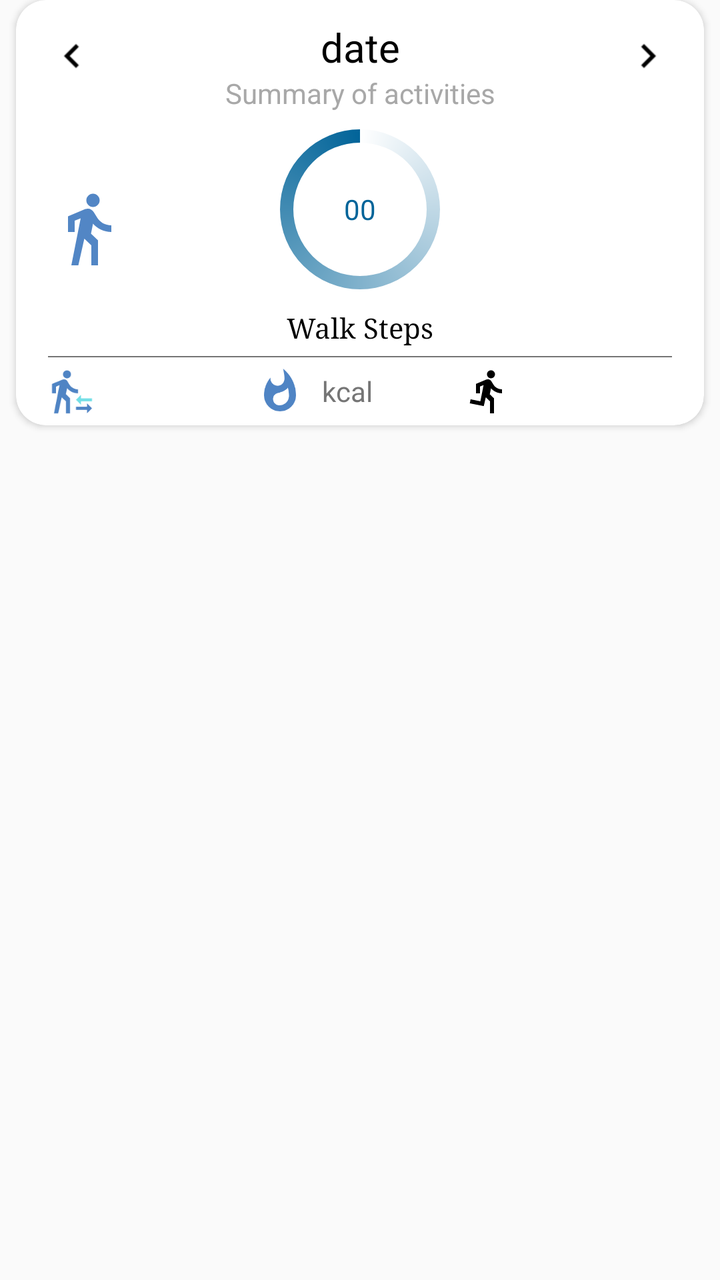
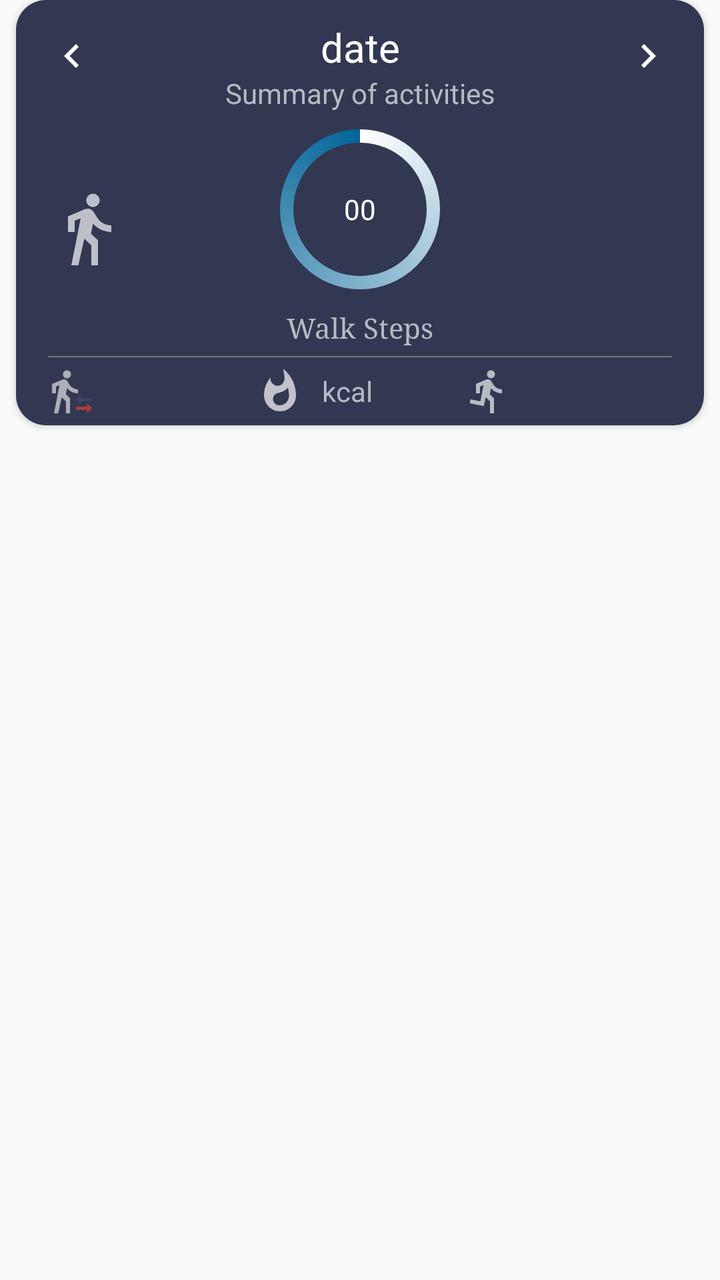

The first picture is an Android layout as it rendered before a commit; the second is the same layout after the commit. The layout source and the unified diff follow.
<!-- AndroidManifest.xml: application theme AppTheme -->
<!-- res/layout/card_activity_summary.xml -->
<?xml version="1.0" encoding="utf-8"?>
<LinearLayout xmlns:android="http://schemas.android.com/apk/res/android"
    android:layout_width="match_parent"
    android:layout_height="wrap_content"
    android:orientation="vertical">


    <androidx.cardview.widget.CardView xmlns:card_view="http://schemas.android.com/apk/res-auto"
        android:id="@+id/card_view"
        android:layout_width="match_parent"
        android:layout_height="wrap_content"
        android:layout_gravity="center"
        android:layout_marginLeft="8dp"
        android:layout_marginRight="8dp"
        android:layout_marginBottom="8dp"
        card_view:cardCornerRadius="15dp">

        <LinearLayout
            android:layout_width="match_parent"
            android:layout_height="match_parent"
            android:orientation="vertical">

            <LinearLayout
                android:layout_width="match_parent"
                android:layout_height="match_parent"
                android:layout_marginLeft="16dp"
                android:layout_marginRight="16dp"
                android:orientation="horizontal">

                <ImageButton
                    android:id="@+id/prev_btn"
                    style="@style/SimpleImageButton"
                    android:layout_width="wrap_content"
                    android:layout_height="match_parent"
                    android:src="@drawable/ic_chevron_left_black_24dp" />

                <RelativeLayout
                    android:layout_width="0dp"
                    android:layout_height="wrap_content"
                    android:layout_weight="1.00">

                    <TextView
                        android:id="@+id/period"
                        style="@style/CardViewPrimaryTitle"
                        android:text="date"
                        android:textAlignment="center"
                        android:layout_width="match_parent"
                        android:background="?selectableItemBackgroundBorderless"
                        android:clickable="true" />

                    <TextView
                        android:id="@+id/periodSubtitle"
                        style="@style/CardViewSubTitle"
                        android:textAlignment="center"
                        android:layout_width="match_parent"
                        android:layout_height="wrap_content"
                        android:layout_below="@id/period"
                        android:text="@string/activity_summary_subtitle" />

                </RelativeLayout>

                <ImageButton
                    android:id="@+id/next_btn"
                    style="@style/SimpleImageButton"
                    android:layout_width="wrap_content"
                    android:layout_height="match_parent"
                    android:layout_gravity="center_vertical"
                    android:src="@drawable/ic_chevron_right_black_24dp" />

                <ImageButton
                    android:id="@+id/periodMoreButton"
                    style="@style/SimpleImageButton"
                    android:visibility="gone"
                    android:layout_gravity="center_vertical"
                    android:src="@drawable/ic_more_vert_black_24dp" />
            </LinearLayout>

            <LinearLayout
                android:layout_height="match_parent"
                android:orientation="vertical"
                android:layout_marginLeft="@dimen/text_16"
                android:layout_marginRight="@dimen/text_16"
                android:layout_width="match_parent">

                <RelativeLayout
                    android:layout_width="match_parent"
                    android:layout_height="match_parent">

                    <TextView
                        android:id="@+id/stepCount"
                        android:layout_width="wrap_content"
                        android:layout_height="wrap_content"
                        android:layout_alignParentStart="true"
                        android:layout_alignParentLeft="true"
                        android:layout_alignParentTop="true"
                        android:textAppearance="?android:attr/textAppearanceLarge"
                        android:textColor="@color/darkgrey"
                        android:textSize="40sp"
                        android:visibility="gone" />

                    <TextView
                        android:id="@+id/stepTitle"
                        android:layout_width="wrap_content"
                        android:layout_height="wrap_content"
                        android:layout_alignParentTop="true"
                        android:layout_marginTop="9dp"
                        android:layout_toEndOf="@+id/stepCount"
                        android:layout_toRightOf="@+id/stepCount"
                        android:text="@string/steps"
                        android:textColor="@color/darkgrey"
                        android:visibility="gone" />

                    <LinearLayout
                        android:layout_width="match_parent"
                        android:layout_height="wrap_content"
                        >


                        <RelativeLayout
                            android:id="@+id/rell1"
                            android:layout_width="match_parent"
                            android:layout_height="wrap_content"
                            android:layout_marginTop="-20dp">

                            <ProgressBar
                                android:id="@+id/progressBar"
                                style="?android:attr/progressBarStyleHorizontal"
                                android:layout_width="100dp"
                                android:layout_height="100dp"
                                android:layout_centerInParent="true"
                                android:layout_marginBottom="10dp"
                                android:indeterminate="false"
                                android:progress="0"
                                android:progressDrawable="@drawable/custom_progressbar_drawable" />


                            <TextView
                                android:id="@+id/txtProgress"
                                android:layout_width="70dp"
                                android:layout_height="wrap_content"
                                android:layout_alignBottom="@+id/progressBar"
                                android:layout_centerHorizontal="true"
                                android:layout_centerVertical="true"
                                android:gravity="center"
                                android:singleLine="true"
                                android:text="00"
                                android:textAppearance="?android:attr/textAppearanceSmall"
                                android:textColor="@color/dot_dark_screen" />


                            <TextView
                                android:layout_width="wrap_content"
                                android:layout_height="wrap_content"
                                android:layout_below="@+id/progressBar"
                                android:layout_centerHorizontal="true"
                                android:layout_marginTop="8dp"
                                android:text="Walk Steps"
                                android:textColor="@color/black"
                                android:typeface="serif" />

                        </RelativeLayout>



                    </LinearLayout>

                    <ImageView
                        android:id="@+id/stepIcon"
                        android:layout_width="40dp"
                        android:layout_height="40dp"
                        android:layout_alignTop="@+id/stepTitle"
                        android:layout_alignParentStart="true"
                        android:layout_centerInParent="true"
                        android:src="@drawable/ic_directions_walk_65black_30dp" />
                </RelativeLayout>


                <LinearLayout
                    android:layout_width="match_parent"
                    android:layout_height="0.5dp"
                    android:layout_marginTop="5dp"
                    android:layout_marginBottom="5dp"
                    android:background="@color/darkgrey" />

                <LinearLayout
                    android:layout_width="match_parent"
                    android:layout_height="match_parent"
                    android:layout_marginBottom="5dp"
                    android:orientation="horizontal">

                    <RelativeLayout
                        android:layout_width="match_parent"
                        android:layout_height="match_parent"
                        android:layout_weight="1">

                        <ImageView
                            android:id="@+id/distanceIcon"
                            android:layout_width="24dp"
                            android:layout_height="24dp"
                            android:layout_alignParentStart="true"
                            android:layout_alignParentLeft="true"
                            android:layout_alignParentTop="true"
                            android:src="@drawable/ic_transfer_within_a_station_65black_30px" />

                        <TextView
                            android:id="@+id/distanceCount"
                            android:layout_width="wrap_content"
                            android:layout_height="wrap_content"
                            android:layout_centerVertical="true"
                            android:layout_marginStart="8dp"
                            android:layout_marginLeft="8dp"
                            android:layout_toEndOf="@+id/distanceIcon"
                            android:layout_toRightOf="@+id/distanceIcon"
                            android:textColor="@color/darkgrey" />

                        <TextView
                            android:id="@+id/distanceTitle"
                            android:layout_width="wrap_content"
                            android:layout_height="wrap_content"
                            android:layout_alignTop="@+id/distanceCount"
                            android:layout_marginStart="1sp"
                            android:layout_marginLeft="1sp"
                            android:layout_toEndOf="@+id/distanceCount"
                            android:layout_toRightOf="@+id/distanceCount"
                            android:textColor="@color/darkgrey" />
                    </RelativeLayout>

                    <RelativeLayout
                        android:layout_width="match_parent"
                        android:layout_height="match_parent"
                        android:layout_weight="1">

                        <ImageView
                            android:id="@+id/calorieIcon"
                            android:layout_width="24dp"
                            android:layout_height="24dp"
                            android:layout_alignParentStart="true"
                            android:layout_alignParentLeft="true"
                            android:layout_alignParentTop="true"
                            android:src="@drawable/ic_fire_65black_40dp" />

                        <TextView
                            android:id="@+id/calorieCount"
                            android:layout_width="wrap_content"
                            android:layout_height="wrap_content"
                            android:layout_centerVertical="true"
                            android:layout_marginStart="8dp"
                            android:layout_marginLeft="8dp"
                            android:layout_toEndOf="@+id/calorieIcon"
                            android:layout_toRightOf="@+id/calorieIcon"
                            android:textColor="@color/darkgrey" />

                        <TextView
                            android:id="@+id/calorieTitle"
                            android:layout_width="wrap_content"
                            android:layout_height="wrap_content"
                            android:layout_alignTop="@+id/calorieCount"
                            android:layout_marginStart="1sp"
                            android:layout_marginLeft="1sp"
                            android:layout_toEndOf="@+id/calorieCount"
                            android:layout_toRightOf="@+id/calorieCount"
                            android:text="@string/summary_card_kilocalories"
                            android:textColor="@color/darkgrey" />
                    </RelativeLayout>

                    <RelativeLayout
                        android:id="@+id/speedContainer"
                        android:layout_width="match_parent"
                        android:layout_height="match_parent"
                        android:layout_weight="1">

                        <ImageView
                            android:id="@+id/speedIcon"
                            android:layout_width="24dp"
                            android:layout_height="24dp"
                            android:layout_alignParentStart="true"
                            android:layout_alignParentLeft="true"
                            android:layout_alignParentTop="true"
                            android:src="@drawable/ic_directions_run" />

                        <TextView
                            android:id="@+id/speed"
                            android:layout_width="wrap_content"
                            android:layout_height="wrap_content"
                            android:layout_centerVertical="true"
                            android:layout_marginStart="8dp"
                            android:layout_marginLeft="8dp"
                            android:layout_toEndOf="@+id/speedIcon"
                            android:layout_toRightOf="@+id/speedIcon"
                            android:textColor="@color/darkgrey" />


                    </RelativeLayout>
                </LinearLayout>
            </LinearLayout>
        </LinearLayout>
    </androidx.cardview.widget.CardView>



</LinearLayout>
<!-- resources referenced by this layout -->
<resources>
  <dimen name="text_16">16sp</dimen>
  <!-- drawable ic_chevron_left_black_24dp: png bitmap (drawable-xhdpi, 279 bytes) -->
  <!-- drawable ic_chevron_right_black_24dp: png bitmap (drawable-xhdpi, 242 bytes) -->
  <!-- drawable ic_directions_run (drawable) -->
  <vector xmlns:android="http://schemas.android.com/apk/res/android"
      android:width="24dp"
      android:height="24dp"
  
      android:viewportWidth="24.0"
      android:viewportHeight="24.0">
      <path
          android:fillColor="@color/black"
          android:pathData="M13.49,5.48c1.1,0 2,-0.9 2,-2s-0.9,-2 -2,-2 -2,0.9 -2,2 0.9,2 2,2zM9.89,19.38l1,-4.4 2.1,2v6h2v-7.5l-2.1,-2 0.6,-3c1.3,1.5 3.3,2.5 5.5,2.5v-2c-1.9,0 -3.5,-1 -4.3,-2.4l-1,-1.6c-0.4,-0.6 -1,-1 -1.7,-1 -0.3,0 -0.5,0.1 -0.8,0.1l-5.2,2.2v4.7h2v-3.4l1.8,-0.7 -1.6,8.1 -4.9,-1 -0.4,2 7,1.4z" />
  </vector>
  <!-- drawable ic_directions_walk_65black_30dp (drawable) -->
  <vector xmlns:android="http://schemas.android.com/apk/res/android"
      android:width="30dp"
      android:height="30dp"
      android:alpha="0.69"
      android:viewportWidth="24.0"
      android:viewportHeight="24.0">
      <path
          android:fillColor="@color/colorPrimaryDark"
          android:pathData="M13.5,5.5c1.1,0 2,-0.9 2,-2s-0.9,-2 -2,-2 -2,0.9 -2,2 0.9,2 2,2zM9.8,8.9L7,23h2.1l1.8,-8 2.1,2v6h2v-7.5l-2.1,-2 0.6,-3C14.8,12 16.8,13 19,13v-2c-1.9,0 -3.5,-1 -4.3,-2.4l-1,-1.6c-0.4,-0.6 -1,-1 -1.7,-1 -0.3,0 -0.5,0.1 -0.8,0.1L6,8.3V13h2V9.6l1.8,-0.7" />
  </vector>
  <!-- drawable ic_fire_65black_40dp (drawable) -->
  <vector xmlns:android="http://schemas.android.com/apk/res/android"
      android:width="40dp"
      android:height="40dp"
      android:alpha="0.70"
      android:viewportWidth="24.0"
      android:viewportHeight="24.0">
      <path
          android:fillColor="@color/colorPrimaryDark"
          android:pathData="M11.71,19C9.93,19 8.5,17.59 8.5,15.86C8.5,14.24 9.53,13.1 11.3,12.74C13.07,12.38 14.9,11.53 15.92,10.16C16.31,11.45 16.5,12.81 16.5,14.2C16.5,16.84 14.36,19 11.71,19M13.5,0.67C13.5,0.67 14.24,3.32 14.24,5.47C14.24,7.53 12.89,9.2 10.83,9.2C8.76,9.2 7.2,7.53 7.2,5.47L7.23,5.1C5.21,7.5 4,10.61 4,14A8,8 0,0 0,12 22A8,8 0,0 0,20 14C20,8.6 17.41,3.8 13.5,0.67Z" />
  </vector>
  <!-- drawable ic_transfer_within_a_station_65black_30px (drawable) -->
  <vector xmlns:android="http://schemas.android.com/apk/res/android"
      android:width="30dp"
      android:height="30dp"
      android:alpha="0.70"
      android:viewportWidth="24.0"
      android:viewportHeight="24.0">
      <path
          android:fillColor="@color/colorPrimary"
          android:pathData="M16.49,15.5v-1.75L14,16.25l2.49,2.5V17H22v-1.5z" />
      <path
          android:fillColor="@color/colorPrimaryDark"
          android:pathData="M19.51,19.75H14v1.5h5.51V23L22,20.5 19.51,18z" />
      <path
          android:fillColor="@color/colorPrimaryDark"
          android:pathData="M9.5,5.5c1.1,0 2,-0.9 2,-2s-0.9,-2 -2,-2 -2,0.9 -2,2 0.9,2 2,2zM5.75,8.9L3,23h2.1l1.75,-8L9,17v6h2v-7.55L8.95,13.4l0.6,-3C10.85,12 12.8,13 15,13v-2c-1.85,0 -3.45,-1 -4.35,-2.45l-0.95,-1.6C9.35,6.35 8.7,6 8,6c-0.25,0 -0.5,0.05 -0.75,0.15L2,8.3V13h2V9.65l1.75,-0.75" />
  </vector>
  <color name="white">#ffffff</color>
  <color name="colorPrimaryDark">#044fab</color>
  <color name="colorPrimary">#36D1DC</color>
  <color name="colorAccent">#03DAC5</color>
  <!-- unchanged entries left out for length: 13 -->
</resources>

<!-- the commit's change to res/layout/card_activity_summary.xml (unified diff, before → after) -->
@@ -18,7 +18,8 @@
         <LinearLayout
             android:layout_width="match_parent"
             android:layout_height="match_parent"
-            android:orientation="vertical">
+            android:orientation="vertical"
+            android:background="#323752">
 
             <LinearLayout
                 android:layout_width="match_parent"
@@ -32,7 +33,7 @@
                     style="@style/SimpleImageButton"
                     android:layout_width="wrap_content"
                     android:layout_height="match_parent"
-                    android:src="@drawable/ic_chevron_left_black_24dp" />
+                    android:src="@drawable/ic_chevron_left_white_24dp" />
 
                 <RelativeLayout
                     android:layout_width="0dp"
@@ -46,7 +47,8 @@
                         android:textAlignment="center"
                         android:layout_width="match_parent"
                         android:background="?selectableItemBackgroundBorderless"
-                        android:clickable="true" />
+                        android:clickable="true"
+                        android:textColor="@color/white"/>
 
                     <TextView
                         android:id="@+id/periodSubtitle"
@@ -55,6 +57,7 @@
                         android:layout_width="match_parent"
                         android:layout_height="wrap_content"
                         android:layout_below="@id/period"
+                        android:textColor="@color/textColor"
                         android:text="@string/activity_summary_subtitle" />
 
                 </RelativeLayout>
@@ -65,7 +68,7 @@
                     android:layout_width="wrap_content"
                     android:layout_height="match_parent"
                     android:layout_gravity="center_vertical"
-                    android:src="@drawable/ic_chevron_right_black_24dp" />
+                    android:src="@drawable/ic_baseline_chevron_right_white_24" />
 
                 <ImageButton
                     android:id="@+id/periodMoreButton"
@@ -145,7 +148,7 @@
                                 android:singleLine="true"
                                 android:text="00"
                                 android:textAppearance="?android:attr/textAppearanceSmall"
-                                android:textColor="@color/dot_dark_screen" />
+                                android:textColor="@color/white" />
 
 
                             <TextView
@@ -155,7 +158,7 @@
                                 android:layout_centerHorizontal="true"
                                 android:layout_marginTop="8dp"
                                 android:text="Walk Steps"
-                                android:textColor="@color/black"
+                                android:textColor="@color/textColor"
                                 android:typeface="serif" />
 
                         </RelativeLayout>
@@ -211,7 +214,7 @@
                             android:layout_marginLeft="8dp"
                             android:layout_toEndOf="@+id/distanceIcon"
                             android:layout_toRightOf="@+id/distanceIcon"
-                            android:textColor="@color/darkgrey" />
+                            android:textColor="@color/textColor" />
 
                         <TextView
                             android:id="@+id/distanceTitle"
@@ -260,7 +263,7 @@
                             android:layout_toEndOf="@+id/calorieCount"
                             android:layout_toRightOf="@+id/calorieCount"
                             android:text="@string/summary_card_kilocalories"
-                            android:textColor="@color/darkgrey" />
+                            android:textColor="@color/textColor" />
                     </RelativeLayout>
 
                     <RelativeLayout
<!-- resource entries referenced after the edit -->
@@ -1,8 +1,19 @@
 <!-- resources referenced by this layout -->
 <resources>
+  <color name="textColor">#ffb4bcc0</color>
   <dimen name="text_16">16sp</dimen>
-  <!-- drawable ic_chevron_left_black_24dp: png bitmap (drawable-xhdpi, 279 bytes) -->
-  <!-- drawable ic_chevron_right_black_24dp: png bitmap (drawable-xhdpi, 242 bytes) -->
+  <!-- drawable ic_baseline_chevron_right_white_24 (drawable) -->
+  <vector android:height="24dp" android:tint="#FFFFFF"
+      android:viewportHeight="24" android:viewportWidth="24"
+      android:width="24dp" xmlns:android="http://schemas.android.com/apk/res/android">
+      <path android:fillColor="@android:color/white" android:pathData="M10,6L8.59,7.41 13.17,12l-4.58,4.59L10,18l6,-6z"/>
+  </vector>
+  <!-- drawable ic_chevron_left_white_24dp (drawable) -->
+  <vector android:height="24dp" android:tint="#FFFFFF"
+      android:viewportHeight="24" android:viewportWidth="24"
+      android:width="24dp" xmlns:android="http://schemas.android.com/apk/res/android">
+      <path android:fillColor="@android:color/white" android:pathData="M15.41,7.41L14,6l-6,6 6,6 1.41,-1.41L10.83,12z"/>
+  </vector>
   <!-- drawable ic_directions_run (drawable) -->
   <vector xmlns:android="http://schemas.android.com/apk/res/android"
       android:width="24dp"
@@ -11,7 +22,7 @@
       android:viewportWidth="24.0"
       android:viewportHeight="24.0">
       <path
-          android:fillColor="@color/black"
+          android:fillColor="@color/textColor"
           android:pathData="M13.49,5.48c1.1,0 2,-0.9 2,-2s-0.9,-2 -2,-2 -2,0.9 -2,2 0.9,2 2,2zM9.89,19.38l1,-4.4 2.1,2v6h2v-7.5l-2.1,-2 0.6,-3c1.3,1.5 3.3,2.5 5.5,2.5v-2c-1.9,0 -3.5,-1 -4.3,-2.4l-1,-1.6c-0.4,-0.6 -1,-1 -1.7,-1 -0.3,0 -0.5,0.1 -0.8,0.1l-5.2,2.2v4.7h2v-3.4l1.8,-0.7 -1.6,8.1 -4.9,-1 -0.4,2 7,1.4z" />
   </vector>
   <!-- drawable ic_directions_walk_65black_30dp (drawable) -->
@@ -22,7 +33,7 @@
       android:viewportWidth="24.0"
       android:viewportHeight="24.0">
       <path
-          android:fillColor="@color/colorPrimaryDark"
+          android:fillColor="@color/white"
           android:pathData="M13.5,5.5c1.1,0 2,-0.9 2,-2s-0.9,-2 -2,-2 -2,0.9 -2,2 0.9,2 2,2zM9.8,8.9L7,23h2.1l1.8,-8 2.1,2v6h2v-7.5l-2.1,-2 0.6,-3C14.8,12 16.8,13 19,13v-2c-1.9,0 -3.5,-1 -4.3,-2.4l-1,-1.6c-0.4,-0.6 -1,-1 -1.7,-1 -0.3,0 -0.5,0.1 -0.8,0.1L6,8.3V13h2V9.6l1.8,-0.7" />
   </vector>
   <!-- drawable ic_fire_65black_40dp (drawable) -->
@@ -33,7 +44,7 @@
       android:viewportWidth="24.0"
       android:viewportHeight="24.0">
       <path
-          android:fillColor="@color/colorPrimaryDark"
+          android:fillColor="@color/white"
           android:pathData="M11.71,19C9.93,19 8.5,17.59 8.5,15.86C8.5,14.24 9.53,13.1 11.3,12.74C13.07,12.38 14.9,11.53 15.92,10.16C16.31,11.45 16.5,12.81 16.5,14.2C16.5,16.84 14.36,19 11.71,19M13.5,0.67C13.5,0.67 14.24,3.32 14.24,5.47C14.24,7.53 12.89,9.2 10.83,9.2C8.76,9.2 7.2,7.53 7.2,5.47L7.23,5.1C5.21,7.5 4,10.61 4,14A8,8 0,0 0,12 22A8,8 0,0 0,20 14C20,8.6 17.41,3.8 13.5,0.67Z" />
   </vector>
   <!-- drawable ic_transfer_within_a_station_65black_30px (drawable) -->
@@ -47,16 +58,18 @@
           android:fillColor="@color/colorPrimary"
           android:pathData="M16.49,15.5v-1.75L14,16.25l2.49,2.5V17H22v-1.5z" />
       <path
-          android:fillColor="@color/colorPrimaryDark"
+          android:fillColor="@color/smoking_cost1"
           android:pathData="M19.51,19.75H14v1.5h5.51V23L22,20.5 19.51,18z" />
       <path
-          android:fillColor="@color/colorPrimaryDark"
+          android:fillColor="@color/colorgrey"
           android:pathData="M9.5,5.5c1.1,0 2,-0.9 2,-2s-0.9,-2 -2,-2 -2,0.9 -2,2 0.9,2 2,2zM5.75,8.9L3,23h2.1l1.75,-8L9,17v6h2v-7.55L8.95,13.4l0.6,-3C10.85,12 12.8,13 15,13v-2c-1.85,0 -3.45,-1 -4.35,-2.45l-0.95,-1.6C9.35,6.35 8.7,6 8,6c-0.25,0 -0.5,0.05 -0.75,0.15L2,8.3V13h2V9.65l1.75,-0.75" />
   </vector>
   <color name="white">#ffffff</color>
-  <color name="colorPrimaryDark">#044fab</color>
-  <color name="colorPrimary">#36D1DC</color>
-  <color name="colorAccent">#03DAC5</color>
+  <color name="colorPrimaryDark">#1F2339</color>
+  <color name="colorPrimary">#434A71</color>
+  <color name="smoking_cost1">#e44035</color>
+  <color name="colorgrey">#ffe5e4e4</color>
+  <color name="colorAccent">#1F2339</color>
   <!-- unchanged entries left out for length: 13 -->
 </resources>
 
